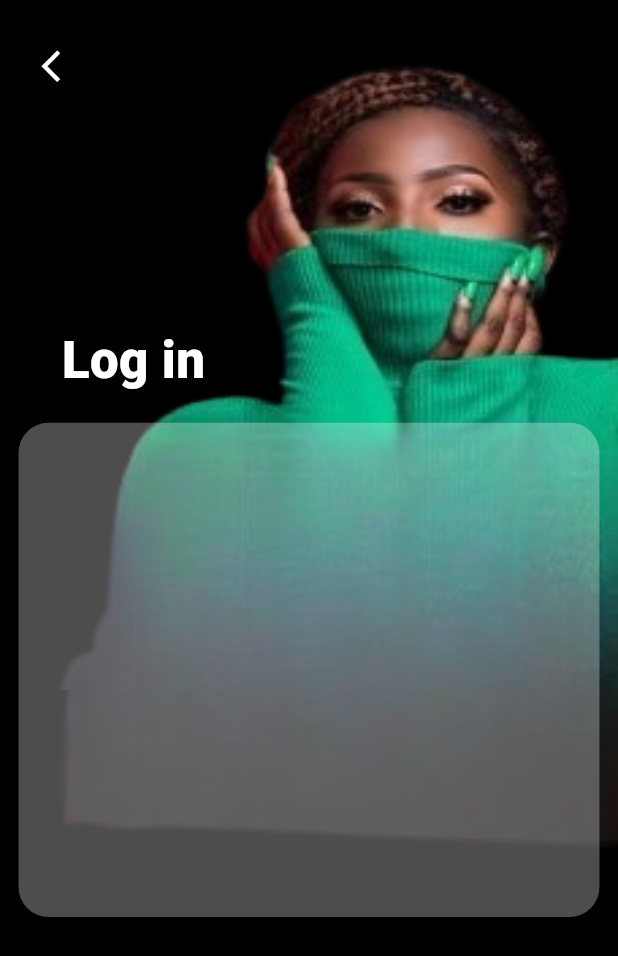
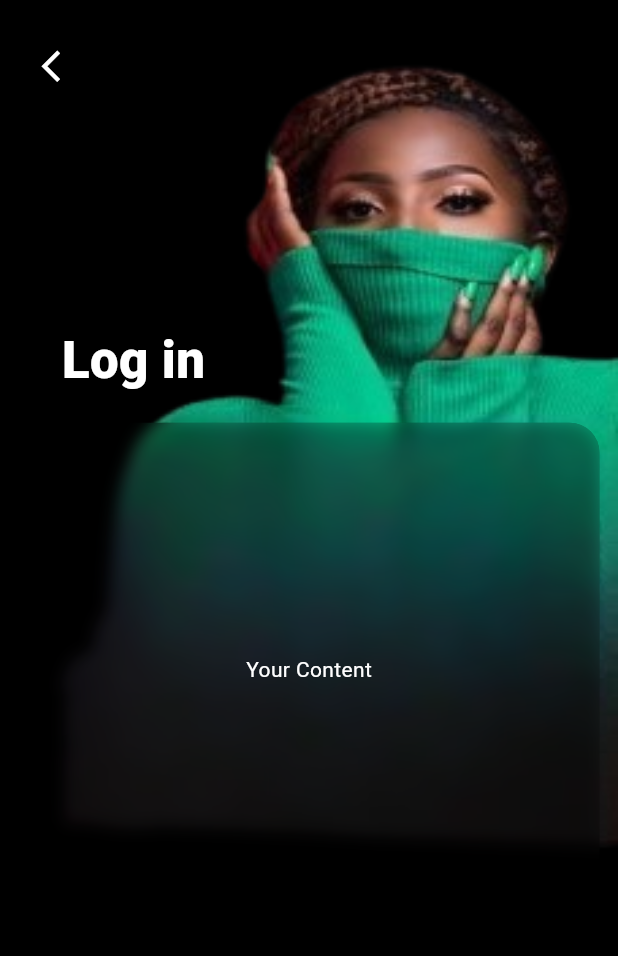
Before and after one commit to farizfarooqui/test_task, a Flutter app: the screen it shows after launch, on a phone screen of 412 x 824 dp. Shown: the top 956 px of the screen. Run offline on Flutter 3.47's test engine with Material 3 defaults, Android fonts, the phone set to English and light mode, and no system bars.

Commit message:
blur widget

```diff
--- a/lib/Features/Authentication/login_screen.dart
+++ b/lib/Features/Authentication/login_screen.dart
@@ -1,4 +1,7 @@
+import 'dart:ui';
+
 import 'package:flutter/material.dart';
+import 'package:flutter/widgets.dart';
 
 class LoginScreen extends StatelessWidget {
   const LoginScreen({super.key});
@@ -58,14 +61,27 @@ class LoginScreen extends StatelessWidget {
                           width: MediaQuery.of(context).size.width * 0.94,
                           decoration: BoxDecoration(
                             borderRadius: BorderRadius.circular(20),
-                            color: Colors.white.withOpacity(
-                                0.3), //how make this color blur effect
-                            border: Border.all(
-                              color: Colors.transparent,
-                            ),
+                            color: Colors.black.withOpacity(0.3),
                           ),
+                          child: ClipRRect(
+                              borderRadius: BorderRadius.circular(20),
+                              child: BackdropFilter(
+                                filter: ImageFilter.blur(
+                                  sigmaX: 5,
+                                  sigmaY: 5,
+                                ),
+                                child: Container(
+                                  color: Colors.black.withOpacity(0.1),
+                                  child: const Center(
+                                    child: Text(
+                                      'Your Content',
+                                      style: TextStyle(color: Colors.white),
+                                    ),
+                                  ),
+                                ),
+                              )),
                         ),
-                      ),
+                      )
                     ],
                   ),
                 )
```
